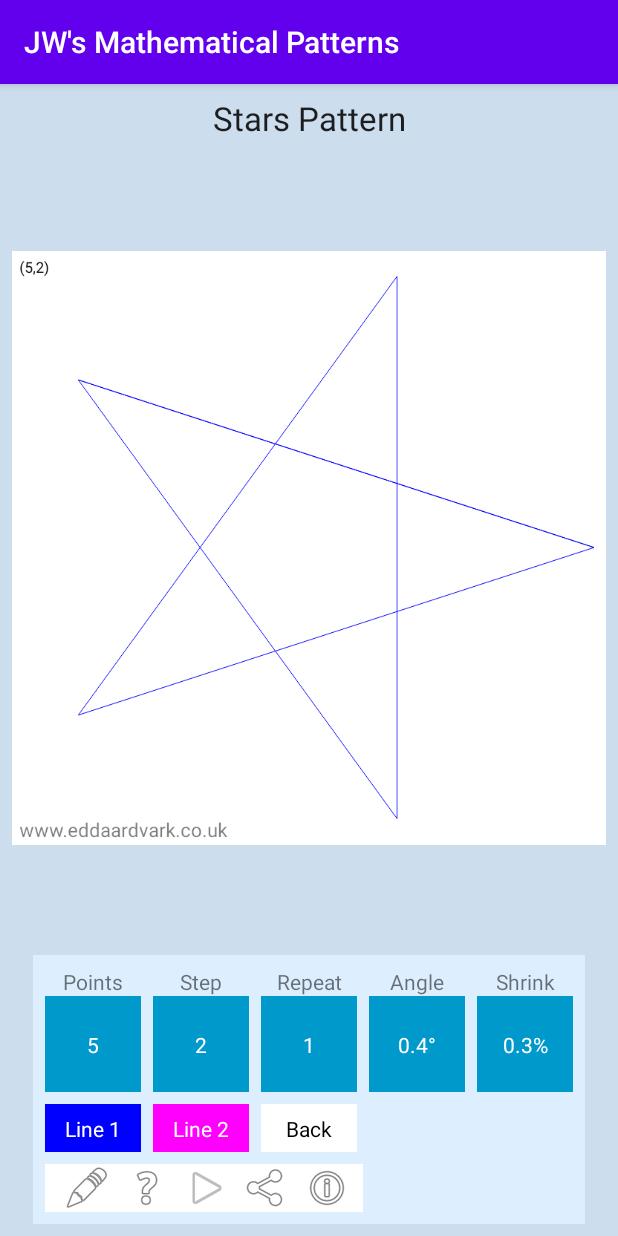
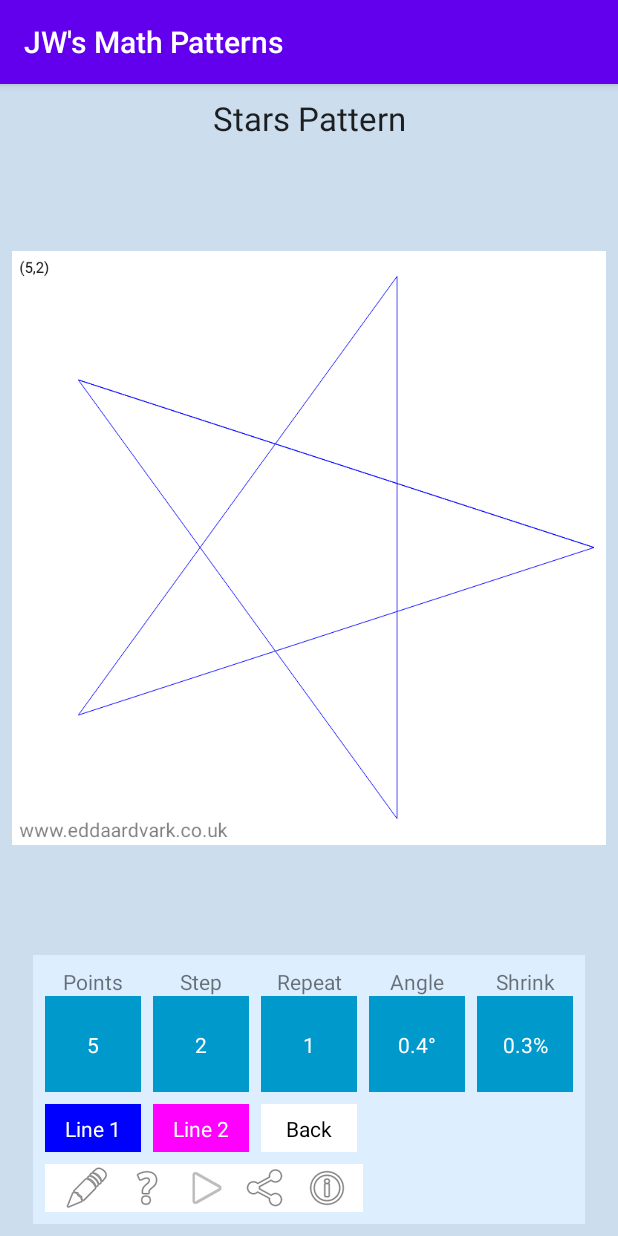
Before and after one commit to EddAardvark/android_app_1, an Android app: the StarsPatternActivity screen opened directly, with no data from a screen before it, on a phone screen of 412 x 824 dp. Run offline under Robolectric (Android 15) with nearby library versions, the phone set to English and light mode, and no system bars.

Commit message:
Fixing issues

```diff
--- a/app/src/main/AndroidManifest.xml
+++ b/app/src/main/AndroidManifest.xml
@@ -6,12 +6,13 @@
 
     <application
         android:allowBackup="true"
-        android:icon="@mipmap/ic_launcher"
+        android:icon="@drawable/star_icon"
         android:label="@string/app_name"
         android:roundIcon="@mipmap/ic_launcher_round"
         android:supportsRtl="true"
         android:theme="@style/AppTheme">
-        <activity android:name="com.activities.InfoPageActivity"></activity>
+        <activity android:name="com.activities.StarsEvolve"></activity>
+        <activity android:name="com.activities.InfoPageActivity" />
         <activity android:name="com.activities.StarsPatternActivity" />
         <activity android:name="com.activities.MainActivity">
             <intent-filter>
--- a/app/src/main/java/com/activities/StarsPatternActivity.java
+++ b/app/src/main/java/com/activities/StarsPatternActivity.java
@@ -28,6 +28,7 @@ import com.patterns.StarSettings;
 import java.io.File;
 import java.io.FileOutputStream;
 import java.io.IOException;
+import java.util.Locale;
 
 public class StarsPatternActivity extends AppCompatActivity implements GetInteger.Result, GetColour.Result, ManageStarSettings.Result {
 
@@ -225,7 +226,7 @@ public class StarsPatternActivity extends AppCompatActivity implements GetIntege
             return;
         }
         File imagePath = new File(this.getCacheDir(), "images");
-        File newFile = new File(imagePath, "image.png");
+        File newFile = new File(imagePath, m_params.makeFleName());
         Uri contentUri = FileProvider.getUriForFile(this, "com.example.myapp.fileprovider", newFile);
 
         if (contentUri != null) {
@@ -239,9 +240,9 @@ public class StarsPatternActivity extends AppCompatActivity implements GetIntege
     }
     void showSettings ()
     {
-        ((TextView)findViewById(R.id.text_n1)).setText(Integer.toString(m_params.m_n1));
-        ((TextView)findViewById(R.id.text_n2)).setText(Integer.toString(m_params.m_n2));
-        ((TextView)findViewById(R.id.text_n3)).setText(Integer.toString(m_params.m_n3));
+        ((TextView)findViewById(R.id.text_n1)).setText(String.format(Locale.getDefault(), "%d", m_params.m_n1));
+        ((TextView)findViewById(R.id.text_n2)).setText(String.format(Locale.getDefault(), "%d", m_params.m_n2));
+        ((TextView)findViewById(R.id.text_n3)).setText(String.format(Locale.getDefault(), "%d", m_params.m_n3));
         ((TextView)findViewById(R.id.text_da)).setText(m_params.getAngleString());
         ((TextView)findViewById(R.id.text_sh)).setText(m_params.getShrinkString());
     }
--- a/app/src/main/res/values/strings.xml
+++ b/app/src/main/res/values/strings.xml
@@ -1,5 +1,5 @@
 <resources>
-    <string name="app_name">JW\'s Mathematical Patterns</string>
+    <string name="app_name">JW\'s Math Patterns</string>
     <string name="stars_page_label">Stars Pattern</string>
     <string name="intro_text">
         This application acts as a gateway to a collection of my mathematical pattern drawing algorithms,
```
Also changed, not shown: app/src/main/java/com/activities/StarsEvolve.java (added, +14 -0 lines), app/src/main/java/com/patterns/StarParameters.java (+8 -0 lines), app/src/main/res/layout/activity_stars_evolve.xml (added, +9 -0 lines).
